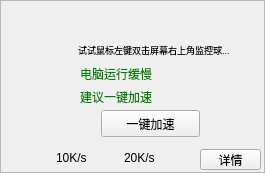
Old version of the form src/suspensionframe.ui in the repository UbuntuKylin/youker-assistant.
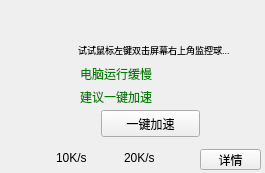
New version of the form. Icons and pictures are not drawn.

The edit to the form file:
```diff
--- a/src/suspensionframe.ui
+++ b/src/suspensionframe.ui
@@ -82,28 +82,6 @@
     <string>&lt;html&gt;&lt;head/&gt;&lt;body&gt;&lt;p&gt;&lt;br/&gt;&lt;/p&gt;&lt;/body&gt;&lt;/html&gt;</string>
    </property>
   </widget>
-  <widget class="QFrame" name="frame">
-   <property name="geometry">
-    <rect>
-     <x>0</x>
-     <y>0</y>
-     <width>265</width>
-     <height>173</height>
-    </rect>
-   </property>
-   <property name="styleSheet">
-    <string notr="true">border-image: url(:/pixmap/image/accelerate-bg.png);
-font: 10pt &quot;文泉驿微米黑&quot;;</string>
-   </property>
-   <property name="frameShape">
-    <enum>QFrame::StyledPanel</enum>
-   </property>
-   <property name="frameShadow">
-    <enum>QFrame::Raised</enum>
-   </property>
-   <zorder>msglabel</zorder>
-   <zorder>msglabel</zorder>
-  </widget>
   <widget class="QLabel" name="msglabel">
    <property name="geometry">
     <rect>
```
Left out of the diff: 9 changed lines with no effect on the pictures.
